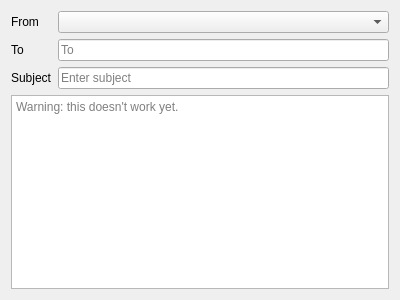
Above: lierre/ui/compose.ui from hydrargyrum/lierre before the change. Below: the same form after it.
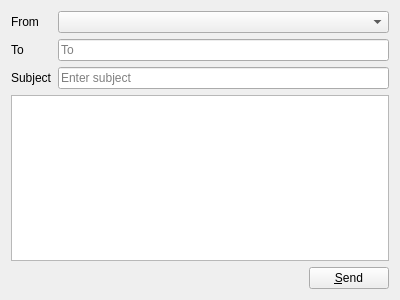
That is the form after the change.

Patch:
```diff
--- a/lierre/ui/compose.ui
+++ b/lierre/ui/compose.ui
@@ -57,11 +57,34 @@
     </layout>
    </item>
    <item>
-    <widget class="QPlainTextEdit" name="messageEdit">
-     <property name="placeholderText">
-      <string>Warning: this doesn't work yet.</string>
-     </property>
-    </widget>
+    <widget class="QPlainTextEdit" name="messageEdit"/>
+   </item>
+   <item>
+    <layout class="QHBoxLayout" name="horizontalLayout">
+     <item>
+      <spacer name="horizontalSpacer">
+       <property name="orientation">
+        <enum>Qt::Horizontal</enum>
+       </property>
+       <property name="sizeHint" stdset="0">
+        <size>
+         <width>40</width>
+         <height>20</height>
+        </size>
+       </property>
+      </spacer>
+     </item>
+     <item>
+      <widget class="QPushButton" name="sendButton">
+       <property name="focusPolicy">
+        <enum>Qt::NoFocus</enum>
+       </property>
+       <property name="text">
+        <string>&amp;Send</string>
+       </property>
+      </widget>
+     </item>
+    </layout>
    </item>
   </layout>
  </widget>
```
Left out of the diff: 8 changed lines with no effect on the pictures.
